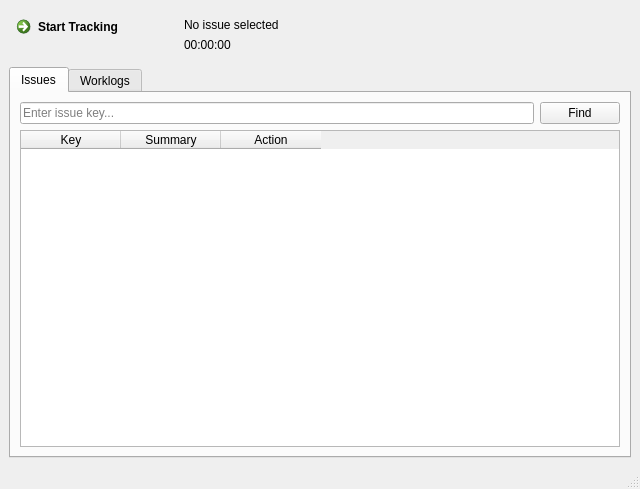
Before: the Qt Designer form resources/main_window.ui in citizen-stig/pyjtt, drawn with Qt 5.
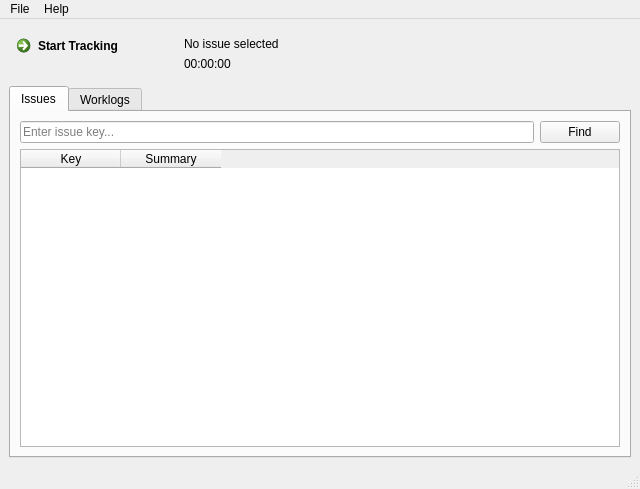
After: the same form once the commit is applied. The open tabs and pages were chosen to show the change.

Patch:
```diff
--- a/resources/main_window.ui
+++ b/resources/main_window.ui
@@ -111,11 +111,6 @@
             <string>Summary</string>
            </property>
           </column>
-          <column>
-           <property name="text">
-            <string>Action</string>
-           </property>
-          </column>
          </widget>
         </item>
        </layout>
@@ -311,6 +306,22 @@
      <height>21</height>
     </rect>
    </property>
+   <widget class="QMenu" name="menuFile">
+    <property name="title">
+     <string>File</string>
+    </property>
+    <addaction name="actionReresh_issue"/>
+    <addaction name="actionFull_refresh"/>
+    <addaction name="separator"/>
+    <addaction name="actionExit"/>
+   </widget>
+   <widget class="QMenu" name="menuHelp">
+    <property name="title">
+     <string>Help</string>
+    </property>
+   </widget>
+   <addaction name="menuFile"/>
+   <addaction name="menuHelp"/>
   </widget>
   <widget class="QStatusBar" name="statusbar"/>
  </widget>
```
Left out of the diff: 36 changed lines with no effect on the pictures.
